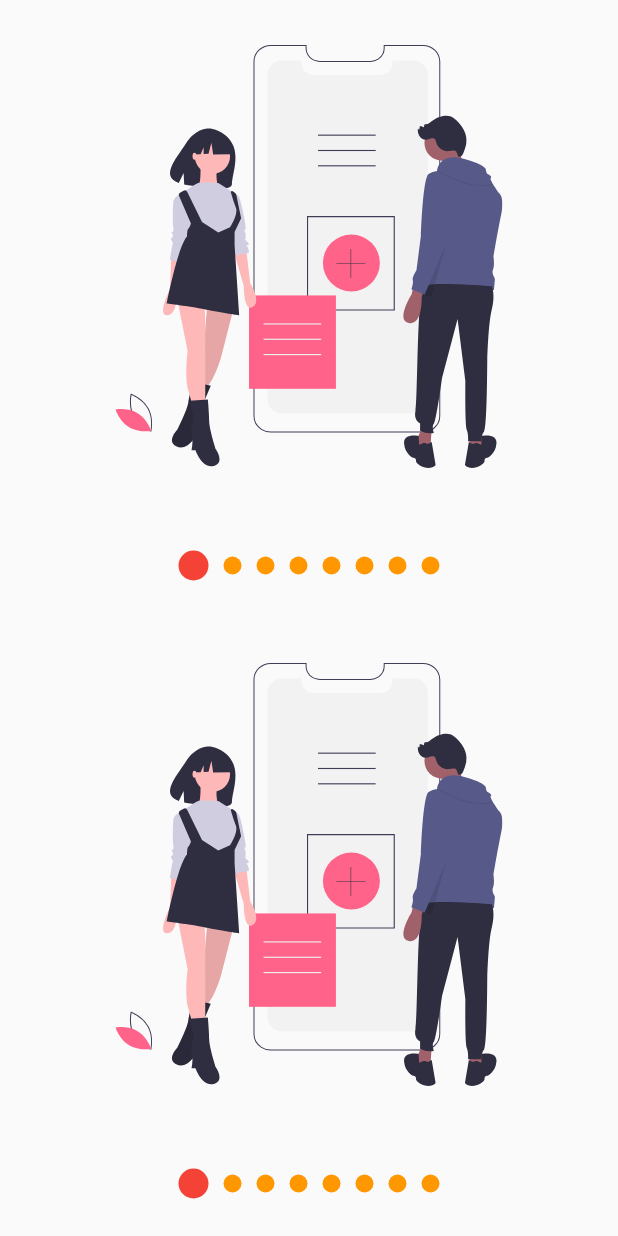
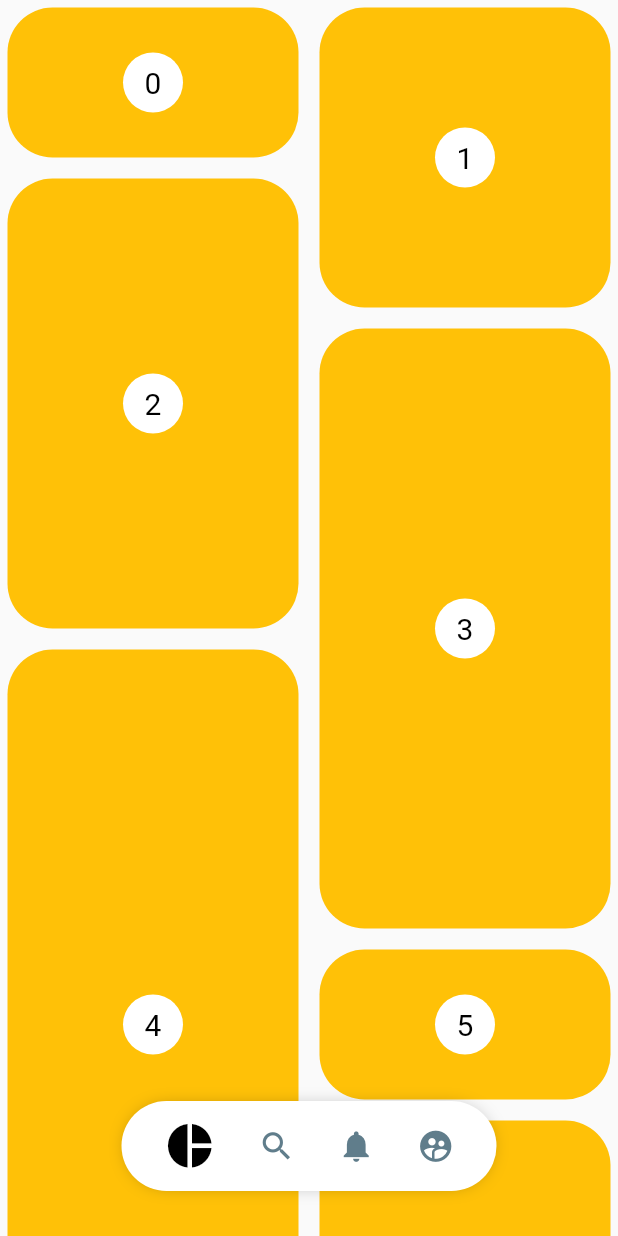
Before and after one commit to redemtiom/flutter_designs, a Flutter app: the screen it shows after launch, on a phone screen of 412 x 824 dp. Run offline on Flutter 3.47's test engine with Material 2 defaults, Android fonts, the phone set to English and light mode, and no system bars; our stand-ins replace flutter_svg.

Commit message:
refactor code in small reusable components

```diff
--- a/lib/main.dart
+++ b/lib/main.dart
@@ -1,8 +1,9 @@
 //import 'package:disenos_app/src/pages/animaciones_page.dart';
 //import 'package:disenos_app/src/retos/cuadrado_animado_reto.dart';
-import 'package:disenos_app/src/pages/graficas_circulares_page.dart';
+//import 'package:disenos_app/src/pages/graficas_circulares_page.dart';
+import 'package:disenos_app/src/pages/printerest_page.dart';
 //import 'package:disenos_app/src/labs/slideshow_page.dart';
-import 'package:disenos_app/src/pages/slideshow_page.dart';
+//import 'package:disenos_app/src/pages/slideshow_page.dart';
 import 'package:flutter/material.dart';
 
 //import 'package:disenos_app/src/pages/headers_page.dart';
@@ -22,7 +23,7 @@ class MyApp extends StatelessWidget {
       theme: ThemeData(
         primarySwatch: Colors.blue,
       ),
-      home: const SlideshowPage(),
+      home: const PrinterestPage(),
     );
   }
 }
--- /dev/null
+++ b/lib/src/pages/printerest_page.dart
@@ -0,0 +1,143 @@
+import 'package:disenos_app/src/widgets/printerest_menu.dart';
+import 'package:flutter/material.dart';
+
+import 'package:flutter_staggered_grid_view/flutter_staggered_grid_view.dart';
+
+class PrinterestPage extends StatelessWidget {
+  const PrinterestPage({Key? key}) : super(key: key);
+
+  @override
+  Widget build(BuildContext context) {
+    return Scaffold(
+      body: Stack(
+        children: [
+          PrinterestGridView(),
+          _PrinterestMenuLocation(),
+        ],
+      ),
+      //PrinterestMenu(),
+      //PrinterestGridView(),
+    );
+  }
+}
+
+class _PrinterestMenuLocation extends StatelessWidget {
+  const _PrinterestMenuLocation({
+    Key? key,
+  }) : super(key: key);
+
+  @override
+  Widget build(BuildContext context) {
+    final double widthScreen = MediaQuery.of(context).size.width;
+    return Positioned(
+        bottom: 30.0,
+        child: Container(
+          width: widthScreen,
+          child: Align(child: PrinterestMenu()),
+        ));
+  }
+}
+
+class PrinterestGridView extends StatefulWidget {
+  const PrinterestGridView({Key? key}) : super(key: key);
+
+  @override
+  State<PrinterestGridView> createState() => _PrinterestGridViewState();
+}
+
+class _PrinterestGridViewState extends State<PrinterestGridView> {
+  final int algo = 4;
+  final ScrollController controller = ScrollController();
+  double scrollState = 0;
+
+  @override
+  void initState() {
+    controller.addListener(() {
+      //print('scroll listener: ${controller.offset} ');
+
+      if (controller.offset > scrollState) {
+        print('ocultar menu');
+      } else {
+        print('mostrar menu');
+      }
+
+      scrollState = controller.offset;
+    });
+    // TODO: implement initState
+    super.initState();
+  }
+
+  @override
+  void dispose() {
+    // TODO: implement dispose
+    controller.dispose();
+    super.dispose();
+  }
+
+  @override
+  Widget build(BuildContext context) {
+    return MasonryGridView.count(
+      controller: controller,
+      crossAxisCount: 2,
+      mainAxisSpacing: 4,
+      crossAxisSpacing: 4,
+      //itemCount: 4,
+      itemBuilder: (context, index) {
+        return Tile(
+          index: index,
+          extent: (index % 5 + 1) * 100,
+        );
+      },
+    );
+  }
+}
+
+class Tile extends StatelessWidget {
+  const Tile({
+    Key? key,
+    required this.index,
+    this.extent,
+    this.backgroundColor,
+    this.bottomSpace,
+  }) : super(key: key);
+
+  final int index;
+  final double? extent;
+  final double? bottomSpace;
+  final Color? backgroundColor;
+
+  @override
+  Widget build(BuildContext context) {
+    final child = Container(
+      //color: backgroundColor ?? Colors.amber,
+      margin: EdgeInsets.all(5.0),
+      decoration: BoxDecoration(
+          color: backgroundColor ?? Colors.amber,
+          borderRadius: BorderRadius.all(Radius.circular(30))),
+      height: extent,
+      child: Center(
+        child: CircleAvatar(
+          minRadius: 20,
+          maxRadius: 20,
+          backgroundColor: Colors.white,
+          foregroundColor: Colors.black,
+          child: Text('$index', style: const TextStyle(fontSize: 20)),
+        ),
+      ),
+    );
+
+    if (bottomSpace == null) {
+      return child;
+    }
+
+    return Column(
+      children: [
+        Expanded(child: child),
+        Container(
+          height: bottomSpace,
+          color: Colors.green,
+        )
+      ],
+    );
+  }
+}
--- /dev/null
+++ b/lib/src/widgets/printerest_menu.dart
@@ -0,0 +1,128 @@
+import 'package:flutter/material.dart';
+import 'package:provider/provider.dart';
+
+class PrinterestMenu extends StatelessWidget {
+  const PrinterestMenu({Key? key, this.show = true}) : super(key: key);
+
+  final bool show;
+
+  @override
+  Widget build(BuildContext context) {
+    final List<PrinterestButton> items = [
+    PrinterestButton(
+        onPressed: () {
+          print('Icon pie chart');
+        },
+        icon: Icons.pie_chart),
+    PrinterestButton(
+        onPressed: () {
+          print('Icon search');
+        },
+        icon: Icons.search),
+    PrinterestButton(
+        onPressed: () {
+          print('Icon notifications');
+        },
+        icon: Icons.notifications),
+    PrinterestButton(
+        onPressed: () {
+          print('Icon supervised user circle');
+        },
+        icon: Icons.supervised_user_circle),
+  ];
+
+    return ChangeNotifierProvider(
+        create: (_) => _MenuModel(),
+        child: _PrinterestMenuBackground(child: _MenuItems(menuItems: items)));
+  }
+}
+
+class _PrinterestMenuBackground extends StatelessWidget {
+  const _PrinterestMenuBackground({Key? key, required this.child})
+      : super(key: key);
+
+  final Widget child;
+
+  @override
+  Widget build(BuildContext context) {
+    return Container(
+      width: 250.0,
+      height: 60.0,
+      decoration: BoxDecoration(
+          color: Colors.white,
+          borderRadius: BorderRadius.all(Radius.circular(100.0)),
+          boxShadow: [
+            BoxShadow(
+              color: Colors.black38,
+              blurRadius: 10.0,
+              spreadRadius: -5,
+            )
+          ]),
+      child: child,
+    );
+  }
+}
+
+class _MenuItems extends StatelessWidget {
+  const _MenuItems({Key? key, required this.menuItems}) : super(key: key);
+
+  final List<PrinterestButton> menuItems;
+
+  @override
+  Widget build(BuildContext context) {
+    return Row(
+      mainAxisAlignment: MainAxisAlignment.spaceEvenly,
+      children: List.generate(
+          menuItems.length,
+          (index) =>
+              _PrinterestMenuButton(index: index, menuItem: menuItems[index])),
+    );
+  }
+}
+
+class _PrinterestMenuButton extends StatelessWidget {
+  const _PrinterestMenuButton(
+      {Key? key, required this.index, required this.menuItem})
+      : super(key: key);
+
+  final int index;
+  final PrinterestButton menuItem;
+
+  @override
+  Widget build(BuildContext context) {
+    final itemSelecionado = Provider.of<_MenuModel>(context).itemSelecionado;
+
+    return GestureDetector(
+        onTap: () {
+          Provider.of<_MenuModel>(context, listen: false).itemSelecionado =
+              index;
+          menuItem.onPressed();
+        },
+        behavior: HitTestBehavior.translucent,
+        child: Container(
+          child: Icon(
+            menuItem.icon,
+            size: (itemSelecionado == index) ? 35.0 : 25.0,
+            color: (itemSelecionado == index) ? Colors.black : Colors.blueGrey,
+          ),
+        ));
+  }
+}
+
+class PrinterestButton {
+  final VoidCallback onPressed;
+  final IconData icon;
+
+  PrinterestButton({required this.onPressed, required this.icon});
+}
+
+class _MenuModel with ChangeNotifier {
+  int _itemSelecionado = 0;
+
+  int get itemSelecionado => _itemSelecionado;
+
+  set itemSelecionado(int index) {
+    _itemSelecionado = index;
+    notifyListeners();
+  }
+}
--- a/pubspec.yaml
+++ b/pubspec.yaml
@@ -36,6 +36,7 @@ dependencies:
   cupertino_icons: ^1.0.2
   flutter_svg: ^1.1.0
   provider: ^6.0.3
+  flutter_staggered_grid_view: ^0.6.2
 
 dev_dependencies:
   flutter_test:
```
Also changed, not shown: pubspec.lock.
